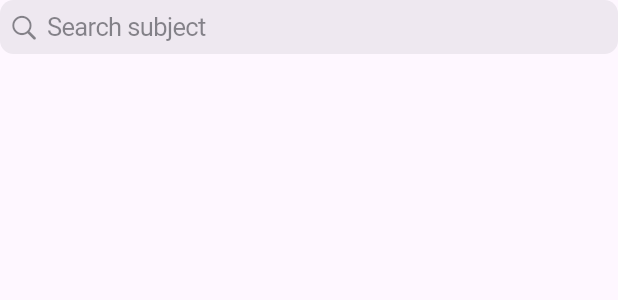
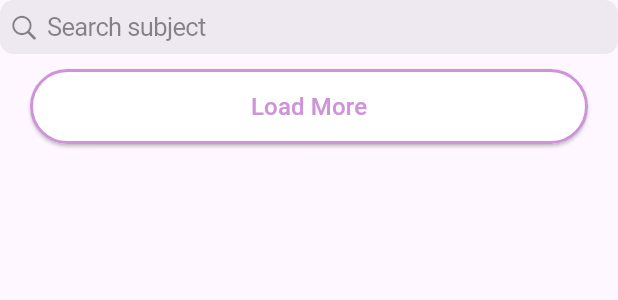
Before and after one commit to Mayankk074/notesgram, a Flutter app: the AllNotes widget shown alone on an empty page, opened directly, on a phone screen of 412 x 824 dp. Shown: the top 300 px of the screen. Run offline on Flutter 3.47's test engine with Material 3 defaults, Android fonts, the light colour scheme and no system bars; our stand-ins replace cloud_firestore, file_picker, firebase_auth, firebase_core, firebase_storage, flutter_spinkit and 2 more; accounts and stored records are empty; network calls fail.

Commit message:
Added Load more button

```diff
--- a/lib/pages/home/explore/allNotes.dart
+++ b/lib/pages/home/explore/allNotes.dart
@@ -1,8 +1,10 @@
 import 'package:cloud_firestore/cloud_firestore.dart';
 import 'package:flutter/cupertino.dart';
+import 'package:flutter/material.dart';
 import 'package:notesgram/models/note.dart';
 import 'package:notesgram/pages/home/notesTile.dart';
 import 'package:notesgram/services/database.dart';
+import 'package:notesgram/shared/constants.dart';
 
 
 class AllNotes extends StatefulWidget {
@@ -16,6 +18,7 @@ class _AllNotesState extends State<AllNotes> {
   //Lists of Note object to be displayed
   List<Note> allNotes=[];
   List<Note> filteredNotes=[];
+  int loadLength=11;
 
   final CollectionReference _notesCollection=FirebaseFirestore.instance
       .collection('notes');
@@ -110,8 +113,27 @@ class _AllNotesState extends State<AllNotes> {
         ),
         Expanded(
           child: ListView.builder(
-              itemCount: filteredNotes.length,
+              itemCount: loadLength < filteredNotes.length ? loadLength : filteredNotes.length+1,
               itemBuilder: (context, index){
+                int itemCount=loadLength < filteredNotes.length ? loadLength-1 : filteredNotes.length;
+                if(index==itemCount){
+                  return Padding(
+                    padding: const EdgeInsets.fromLTRB(20.0,10.0,20.0,10.0),
+                    child: ElevatedButton(
+                      onPressed: (){
+                        setState(() => loadLength+=10);
+                      },
+                      style: buttonStyleSignUp,
+                      child: const Text(
+                        'Load More',
+                        style: TextStyle(
+                        fontSize: 16.0,
+                        ),
+                      ),
+                    ),
+                  );
+                }
+                else{
                   final note=filteredNotes[index];
                   //creating NotesTile
                   return NotesTile(
@@ -124,6 +146,7 @@ class _AllNotesState extends State<AllNotes> {
                     userUid: note.userUid,
                   );
                 }
+              }
           ),
         ),
       ],
```
Lines whose indentation alone changed are shown as unchanged.
